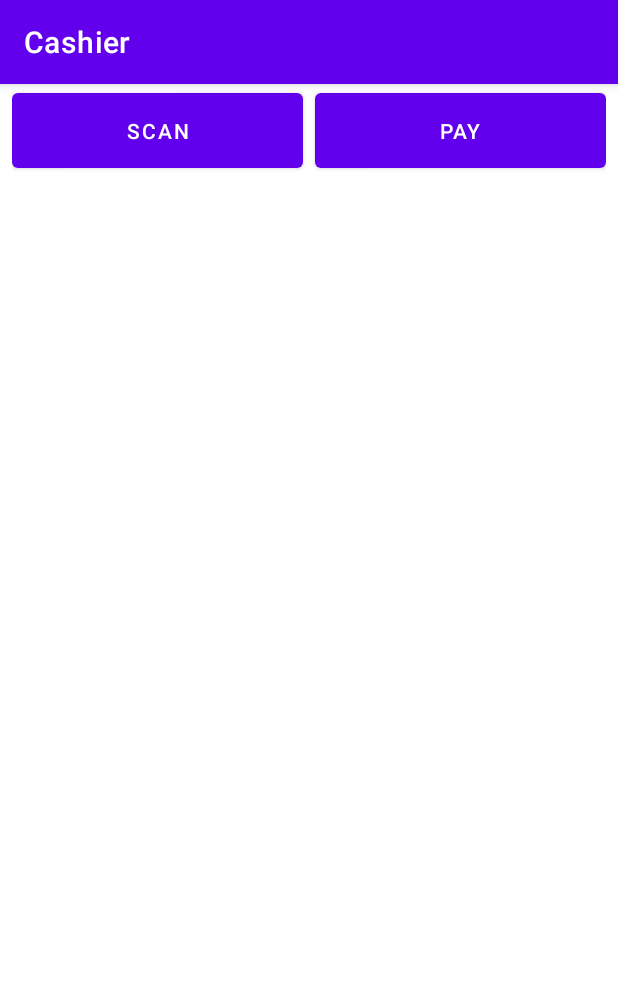
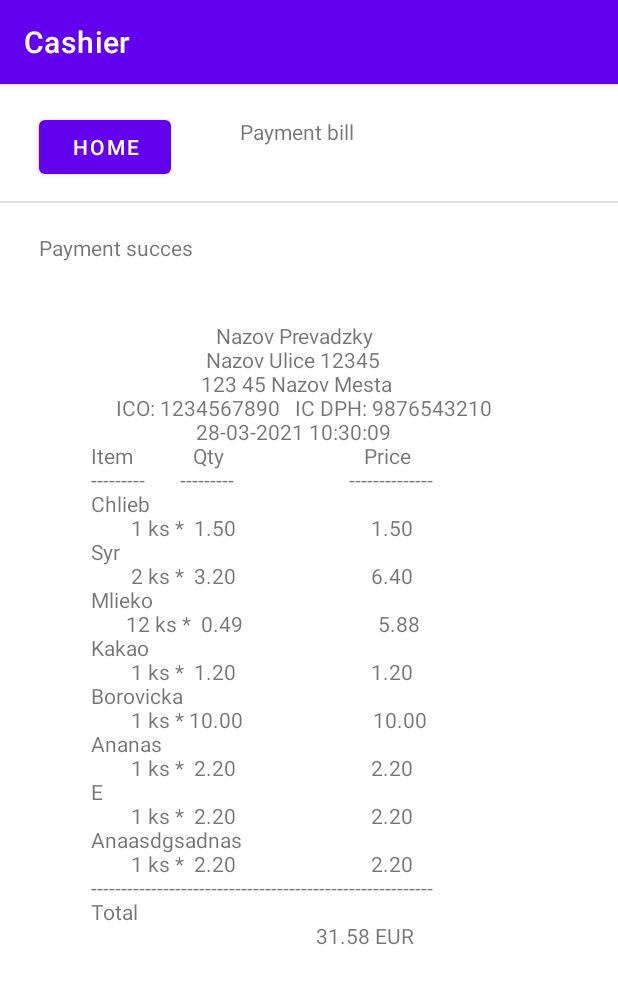
Before and after one commit to slovakiaman/Cashier, an Android app: the screen it shows after launch (MainActivity before the commit, BillActivity after it), after a tap on "PAY", on a phone screen of 412 x 824 dp. Shown: the top 984 px of the screen. Run offline under Robolectric (Android 15) with nearby library versions, the phone set to English and light mode, and no system bars; libraries missing offline, so code that uses them is left out: com.google.zxing.integration.

Commit message:
added BillActivity

```diff
--- a/app/src/main/AndroidManifest.xml
+++ b/app/src/main/AndroidManifest.xml
@@ -2,9 +2,10 @@
 <manifest xmlns:android="http://schemas.android.com/apk/res/android"
     package="com.example.cashier">
 
-    <uses-permission android:name="android.permission.CAMERA"/>
-    <uses-feature android:name="android.hardware.camera"/>
-    <uses-feature android:name="android.hardware.camera.autofocus"/>
+    <uses-permission android:name="android.permission.CAMERA" />
+
+    <uses-feature android:name="android.hardware.camera" />
+    <uses-feature android:name="android.hardware.camera.autofocus" />
 
     <application
         android:allowBackup="true"
@@ -13,15 +14,18 @@
         android:roundIcon="@mipmap/ic_launcher_round"
         android:supportsRtl="true"
         android:theme="@style/Theme.Cashier">
-        <activity android:name=".MainActivity"
-        android:screenOrientation="portrait">
+        <activity android:name=".BillActivity"></activity>
+        <activity
+            android:name=".MainActivity"
+            android:screenOrientation="portrait">
             <intent-filter>
-                <action android:name="android.intent.action.MAIN"/>
+                <action android:name="android.intent.action.MAIN" />
 
                 <category android:name="android.intent.category.LAUNCHER" />
             </intent-filter>
         </activity>
-        <activity android:name=".CaptureAct"
+        <activity
+            android:name=".CaptureAct"
             android:screenOrientation="fullSensor"
             android:stateNotNeeded="true"
             android:windowSoftInputMode="stateAlwaysHidden">
--- /dev/null
+++ b/app/src/main/java/com/example/cashier/BillActivity.java
@@ -0,0 +1,85 @@
+package com.example.cashier;
+
+import androidx.appcompat.app.AppCompatActivity;
+
+import android.content.Intent;
+import android.os.Bundle;
+import android.text.method.ScrollingMovementMethod;
+import android.view.View;
+import android.widget.TextView;
+
+import java.time.LocalDate;
+import java.time.LocalDateTime;
+import java.time.format.DateTimeFormatter;
+import java.util.ArrayList;
+import java.util.Date;
+
+public class BillActivity extends AppCompatActivity {
+
+    public ArrayList<ProductModel> products = new ArrayList<>();
+
+    @Override
+    protected void onCreate(Bundle savedInstanceState) {
+        super.onCreate(savedInstanceState);
+        setContentView(R.layout.activity_bill);
+
+        products.add(new ProductModel("Chlieb","hfg5j4gh5j",1,1.5,CodeType.EAN));
+        products.add(new ProductModel("Syr","56654sdgs",2,3.2,CodeType.EAN));
+        products.add(new ProductModel("Mlieko","hfg5j4sdgh5j",12,0.49,CodeType.EAN));
+        products.add(new ProductModel("Kakao","hfg5sdg5j",1,1.2,CodeType.EAN));
+        products.add(new ProductModel("Borovicka","hfg5sdg5j",1,10,CodeType.EAN));
+        products.add(new ProductModel("Ananas","hfg5sdg5j",1,2.2,CodeType.EAN));
+        products.add(new ProductModel("E","hfg5sdg5j",1,2.2,CodeType.EAN));
+        products.add(new ProductModel("Anaasdgsadnas","hfg5sdg5j",1,2.2,CodeType.EAN));
+
+
+        TextView status = findViewById(R.id.textPaymentStatus);
+        status.setText("Payment succes"); // need to add response from API
+
+        TextView bill = findViewById(R.id.textBill);
+        bill.setMovementMethod(new ScrollingMovementMethod());
+        bill.setText(generateBill(products));
+
+    }
+
+
+    public void onHomeButtonClick(View v)
+    {
+        finish();
+    }
+
+    private String generateBill(ArrayList<ProductModel> products){
+        LocalDateTime myDateObj = LocalDateTime.now();
+        String date = myDateObj.format(DateTimeFormatter.ofPattern("dd-MM-yyyy HH:mm:ss"));
+
+        String address = String.format("%40s \n","Nazov Prevadzky");
+        address += String.format("%40s \n","Nazov Ulice 12345");
+        address += String.format("%40s \n","123 45 Nazov Mesta");
+        address += String.format("%20s %20s\n%40s\n","ICO: 1234567890","IC DPH: 9876543210",date);
+        //String head = String.format("%40s\n\n", "   Invoice Reciept   ");
+        String s = String.format("%-15s %-10s %25s\n", "Item","Qty","Price");
+        String s1 = String.format("%-15s %-10s %35s\n","---------","---------"," --------------");
+        String output = address +  s + s1;
+        double sum = 0.0;
+
+        for(ProductModel product : products)
+        {
+            String name = product.GetName();
+            int ammount = product.GetAmmount();
+            double price = product.GetPrice();
+            String code = product.GetCode();
+            sum += (price*ammount);
+
+            String sPrice = String.format("\t%5s ks * %5.2f %30.2f %n",ammount,price,price*ammount);
+            String sName = String.format("%-40s %n",name);
+            output +=  sName + sPrice;
+        }
+        output += String.format("%-40s\n","---------------------------------------------------------");
+        String Total = String.format("%-40s\n","Total");
+        String total = String.format("%50.2f EUR\n\n",sum);
+        output += Total + total ;
+
+
+        return output;
+    }
+}
--- a/app/src/main/java/com/example/cashier/MainActivity.java
+++ b/app/src/main/java/com/example/cashier/MainActivity.java
@@ -40,6 +40,8 @@ public class MainActivity extends AppCompatActivity {
         payButton.setOnClickListener(new View.OnClickListener(){
             public void onClick(View v) {
                 // TODO intent to Payment methods activity
+                startActivity(new Intent(MainActivity.this, BillActivity.class));//docasny odkaz na test bill
+
             }
         });
     }
--- /dev/null
+++ b/app/src/main/res/layout/activity_bill.xml
@@ -0,0 +1,69 @@
+<?xml version="1.0" encoding="utf-8"?>
+<androidx.constraintlayout.widget.ConstraintLayout xmlns:android="http://schemas.android.com/apk/res/android"
+    xmlns:app="http://schemas.android.com/apk/res-auto"
+    xmlns:tools="http://schemas.android.com/tools"
+    android:layout_width="match_parent"
+    android:layout_height="match_parent"
+    tools:context=".BillActivity">
+
+    <View
+        android:id="@+id/divider"
+        android:layout_width="match_parent"
+        android:layout_height="1dp"
+        android:background="?android:attr/listDivider"
+        app:layout_constraintBottom_toBottomOf="parent"
+        app:layout_constraintEnd_toEndOf="parent"
+        app:layout_constraintHorizontal_bias="0.0"
+        app:layout_constraintStart_toStartOf="parent"
+        app:layout_constraintTop_toTopOf="parent"
+        app:layout_constraintVertical_bias="0.102" />
+
+    <Button
+        android:id="@+id/btnHome"
+        android:layout_width="wrap_content"
+        android:layout_height="wrap_content"
+        android:onClick="onHomeButtonClick"
+        android:text="@string/home"
+        app:layout_constraintBottom_toBottomOf="@+id/divider"
+        app:layout_constraintEnd_toEndOf="parent"
+        app:layout_constraintHorizontal_bias="0.08"
+        app:layout_constraintStart_toStartOf="parent"
+        app:layout_constraintTop_toTopOf="parent"
+        app:layout_constraintVertical_bias="0.571" />
+
+    <TextView
+        android:layout_width="158dp"
+        android:layout_height="34dp"
+        android:text="@string/payment_bill"
+        app:layout_constraintBottom_toBottomOf="@+id/divider"
+        app:layout_constraintEnd_toEndOf="parent"
+        app:layout_constraintHorizontal_bias="0.327"
+        app:layout_constraintStart_toEndOf="@+id/btnHome"
+        app:layout_constraintTop_toTopOf="parent"
+        app:layout_constraintVertical_bias="0.491" />
+
+    <TextView
+        android:id="@+id/textPaymentStatus"
+        android:layout_width="218dp"
+        android:layout_height="24dp"
+        android:layout_marginTop="20dp"
+        android:text="Sucess Info"
+        app:layout_constraintEnd_toEndOf="parent"
+        app:layout_constraintHorizontal_bias="0.134"
+        app:layout_constraintStart_toStartOf="parent"
+        app:layout_constraintTop_toBottomOf="@+id/divider" />
+
+    <TextView
+        android:id="@+id/textBill"
+        android:layout_width="289dp"
+        android:layout_height="473dp"
+        android:layout_marginTop="27dp"
+        android:scrollbars="vertical"
+        android:text="TextView"
+        app:layout_constraintBottom_toBottomOf="parent"
+        app:layout_constraintEnd_toEndOf="parent"
+        app:layout_constraintHorizontal_bias="0.497"
+        app:layout_constraintStart_toStartOf="parent"
+        app:layout_constraintTop_toBottomOf="@+id/textPaymentStatus"
+        app:layout_constraintVertical_bias="0.052" />
+</androidx.constraintlayout.widget.ConstraintLayout>
--- /dev/null
+++ b/app/src/main/res/values-night/strings.xml
@@ -0,0 +1,5 @@
+<?xml version="1.0" encoding="utf-8"?>
+<resources>
+    <string name="home">Home</string>
+    <string name="payment_bill">Payment bill</string>
+</resources>
--- a/app/src/main/res/values/strings.xml
+++ b/app/src/main/res/values/strings.xml
@@ -3,4 +3,6 @@
     <string name="btn_pay">Pay</string>
     <string name="btn_scan">Scan</string>
     <string name="btn_color">#007FFF</string>
+    <string name="home">Home</string>
+    <string name="payment_bill">Payment bill</string>
 </resources>
```
